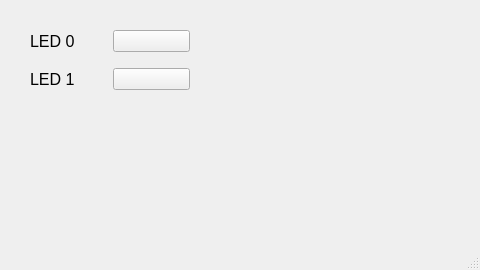
Before: the Qt Designer form PCControl/GUI-3/mainwindow.ui in StBaker221B/MCU, drawn with Qt 5.
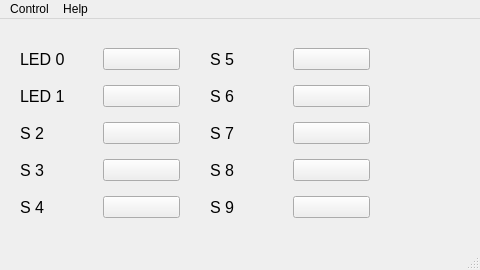
After: the same form once the commit is applied. Icons and pictures are not drawn.

```diff
--- a/PCControl/GUI-3/mainwindow.ui
+++ b/PCControl/GUI-3/mainwindow.ui
@@ -17,13 +17,34 @@
    <widget class="QWidget" name="gridLayoutWidget">
     <property name="geometry">
      <rect>
-      <x>30</x>
+      <x>20</x>
       <y>20</y>
       <width>160</width>
-      <height>80</height>
+      <height>191</height>
      </rect>
     </property>
     <layout class="QGridLayout" name="gridLayout">
+     <item row="3" column="1">
+      <widget class="QPushButton" name="button_C_3">
+       <property name="text">
+        <string/>
+       </property>
+       <property name="icon">
+        <iconset resource="res.qrc">
+         <normaloff>:/logo_switch/resource/switchoff_128px.png</normaloff>
+         <normalon>:/logo_switch/resource/switchon_128px.png</normalon>:/logo_switch/resource/switchoff_128px.png</iconset>
+       </property>
+       <property name="iconSize">
+        <size>
+         <width>32</width>
+         <height>19</height>
+        </size>
+       </property>
+       <property name="checkable">
+        <bool>true</bool>
+       </property>
+      </widget>
+     </item>
      <item row="0" column="0">
       <widget class="QLabel" name="label_C_0">
        <property name="font">
@@ -38,6 +59,9 @@
      </item>
      <item row="0" column="1">
       <widget class="QPushButton" name="button_C_0">
+       <property name="autoFillBackground">
+        <bool>false</bool>
+       </property>
        <property name="text">
         <string/>
        </property>
@@ -51,6 +75,33 @@
          <width>32</width>
          <height>19</height>
         </size>
+       </property>
+       <property name="checkable">
+        <bool>true</bool>
+       </property>
+       <property name="checked">
+        <bool>false</bool>
+       </property>
+      </widget>
+     </item>
+     <item row="1" column="1">
+      <widget class="QPushButton" name="button_C_1">
+       <property name="text">
+        <string/>
+       </property>
+       <property name="icon">
+        <iconset resource="res.qrc">
+         <normaloff>:/logo_switch/resource/switchoff_128px.png</normaloff>
+         <normalon>:/logo_switch/resource/switchon_128px.png</normalon>:/logo_switch/resource/switchoff_128px.png</iconset>
+       </property>
+       <property name="iconSize">
+        <size>
+         <width>32</width>
+         <height>19</height>
+        </size>
+       </property>
+       <property name="checkable">
+        <bool>true</bool>
        </property>
       </widget>
      </item>
@@ -66,8 +117,158 @@
        </property>
       </widget>
      </item>
+     <item row="2" column="1">
+      <widget class="QPushButton" name="button_C_2">
+       <property name="text">
+        <string/>
+       </property>
+       <property name="icon">
+        <iconset resource="res.qrc">
+         <normaloff>:/logo_switch/resource/switchoff_128px.png</normaloff>
+         <normalon>:/logo_switch/resource/switchon_128px.png</normalon>:/logo_switch/resource/switchoff_128px.png</iconset>
+       </property>
+       <property name="iconSize">
+        <size>
+         <width>32</width>
+         <height>19</height>
+        </size>
+       </property>
+       <property name="checkable">
+        <bool>true</bool>
+       </property>
+      </widget>
+     </item>
+     <item row="3" column="0">
+      <widget class="QLabel" name="label_C_3">
+       <property name="font">
+        <font>
+         <pointsize>12</pointsize>
+        </font>
+       </property>
+       <property name="text">
+        <string>S 3</string>
+       </property>
+      </widget>
+     </item>
+     <item row="2" column="0">
+      <widget class="QLabel" name="label_C_2">
+       <property name="font">
+        <font>
+         <pointsize>12</pointsize>
+        </font>
+       </property>
+       <property name="text">
+        <string>S 2</string>
+       </property>
+      </widget>
+     </item>
+     <item row="4" column="0">
+      <widget class="QLabel" name="label_C_4">
+       <property name="font">
+        <font>
+         <pointsize>12</pointsize>
+        </font>
+       </property>
+       <property name="text">
+        <string>S 4</string>
+       </property>
+      </widget>
+     </item>
+     <item row="4" column="1">
+      <widget class="QPushButton" name="button_C_4">
+       <property name="text">
+        <string/>
+       </property>
+       <property name="icon">
+        <iconset resource="res.qrc">
+         <normaloff>:/logo_switch/resource/switchoff_128px.png</normaloff>
+         <normalon>:/logo_switch/resource/switchon_128px.png</normalon>:/logo_switch/resource/switchoff_128px.png</iconset>
+       </property>
+       <property name="iconSize">
+        <size>
+         <width>32</width>
+         <height>19</height>
+        </size>
+       </property>
+       <property name="checkable">
+        <bool>true</bool>
+       </property>
+      </widget>
+     </item>
+    </layout>
+   </widget>
+   <widget class="QWidget" name="gridLayoutWidget_2">
+    <property name="geometry">
+     <rect>
+      <x>210</x>
+      <y>20</y>
+      <width>160</width>
+      <height>191</height>
+     </rect>
+    </property>
+    <layout class="QGridLayout" name="gridLayout_2">
+     <item row="3" column="1">
+      <widget class="QPushButton" name="button_C_5">
+       <property name="text">
+        <string/>
+       </property>
+       <property name="icon">
+        <iconset resource="res.qrc">
+         <normaloff>:/logo_switch/resource/switchoff_128px.png</normaloff>
+         <normalon>:/logo_switch/resource/switchon_128px.png</normalon>:/logo_switch/resource/switchoff_128px.png</iconset>
+       </property>
+       <property name="iconSize">
+        <size>
+         <width>32</width>
+         <height>19</height>
+        </size>
+       </property>
+       <property name="checkable">
+        <bool>true</bool>
+       </property>
+      </widget>
+     </item>
+     <item row="0" column="0">
+      <widget class="QLabel" name="label_C_5">
+       <property name="font">
+        <font>
+         <pointsize>12</pointsize>
+        </font>
+       </property>
+       <property name="text">
+        <string>S 5</string>
+       </property>
+      </widget>
+     </item>
+     <item row="0" column="1">
+      <widget class="QPushButton" name="button_C_6">
+       <property name="autoFillBackground">
+        <bool>true</bool>
+       </property>
+       <property name="text">
+        <string/>
+       </property>
+       <property name="icon">
+        <iconset resource="res.qrc">
+         <normaloff>:/logo_switch/resource/switchoff_128px.png</normaloff>
+         <normalon>:/logo_switch/resource/switchon_128px.png</normalon>:/logo_switch/resource/switchoff_128px.png</iconset>
+       </property>
+       <property name="iconSize">
+        <size>
+         <width>32</width>
+         <height>19</height>
+        </size>
+       </property>
+       <property name="checkable">
+        <bool>true</bool>
+       </property>
+       <property name="checked">
+        <bool>false</bool>
+       </property>
+      </widget>
+     </item>
      <item row="1" column="1">
-      <widget class="QPushButton" name="button_C_1">
+      <widget class="QPushButton" name="button_C_7">
        <property name="text">
         <string/>
        </property>
@@ -81,6 +282,99 @@
          <width>32</width>
          <height>19</height>
         </size>
+       </property>
+       <property name="checkable">
+        <bool>true</bool>
+       </property>
+      </widget>
+     </item>
+     <item row="1" column="0">
+      <widget class="QLabel" name="label_C_6">
+       <property name="font">
+        <font>
+         <pointsize>12</pointsize>
+        </font>
+       </property>
+       <property name="text">
+        <string>S 6</string>
+       </property>
+      </widget>
+     </item>
+     <item row="2" column="1">
+      <widget class="QPushButton" name="button_C_8">
+       <property name="text">
+        <string/>
+       </property>
+       <property name="icon">
+        <iconset resource="res.qrc">
+         <normaloff>:/logo_switch/resource/switchoff_128px.png</normaloff>
+         <normalon>:/logo_switch/resource/switchon_128px.png</normalon>:/logo_switch/resource/switchoff_128px.png</iconset>
+       </property>
+       <property name="iconSize">
+        <size>
+         <width>32</width>
+         <height>19</height>
+        </size>
+       </property>
+       <property name="checkable">
+        <bool>true</bool>
+       </property>
+      </widget>
+     </item>
+     <item row="3" column="0">
+      <widget class="QLabel" name="label_C_7">
+       <property name="font">
+        <font>
+         <pointsize>12</pointsize>
+        </font>
+       </property>
+       <property name="text">
+        <string>S 8</string>
+       </property>
+      </widget>
+     </item>
+     <item row="2" column="0">
+      <widget class="QLabel" name="label_C_8">
+       <property name="font">
+        <font>
+         <pointsize>12</pointsize>
+        </font>
+       </property>
+       <property name="text">
+        <string>S 7</string>
+       </property>
+      </widget>
+     </item>
+     <item row="4" column="0">
+      <widget class="QLabel" name="label_C_9">
+       <property name="font">
+        <font>
+         <pointsize>12</pointsize>
+        </font>
+       </property>
+       <property name="text">
+        <string>S 9</string>
+       </property>
+      </widget>
+     </item>
+     <item row="4" column="1">
+      <widget class="QPushButton" name="button_C_9">
+       <property name="text">
+        <string/>
+       </property>
+       <property name="icon">
+        <iconset resource="res.qrc">
+         <normaloff>:/logo_switch/resource/switchoff_128px.png</normaloff>
+         <normalon>:/logo_switch/resource/switchon_128px.png</normalon>:/logo_switch/resource/switchoff_128px.png</iconset>
+       </property>
+       <property name="iconSize">
+        <size>
+         <width>32</width>
+         <height>19</height>
+        </size>
+       </property>
+       <property name="checkable">
+        <bool>true</bool>
        </property>
       </widget>
      </item>
@@ -96,6 +390,21 @@
      <height>18</height>
     </rect>
    </property>
+   <widget class="QMenu" name="menuControl">
+    <property name="title">
+     <string>Control</string>
+    </property>
+    <addaction name="actionAuto"/>
+    <addaction name="actionManual"/>
+   </widget>
+   <widget class="QMenu" name="menuHelp">
+    <property name="title">
+     <string>Help</string>
+    </property>
+    <addaction name="actionAbout"/>
+   </widget>
+   <addaction name="menuControl"/>
+   <addaction name="menuHelp"/>
   </widget>
   <widget class="QStatusBar" name="statusbar"/>
  </widget>
```
Left out of the diff: 25 changed lines with no effect on the pictures.
